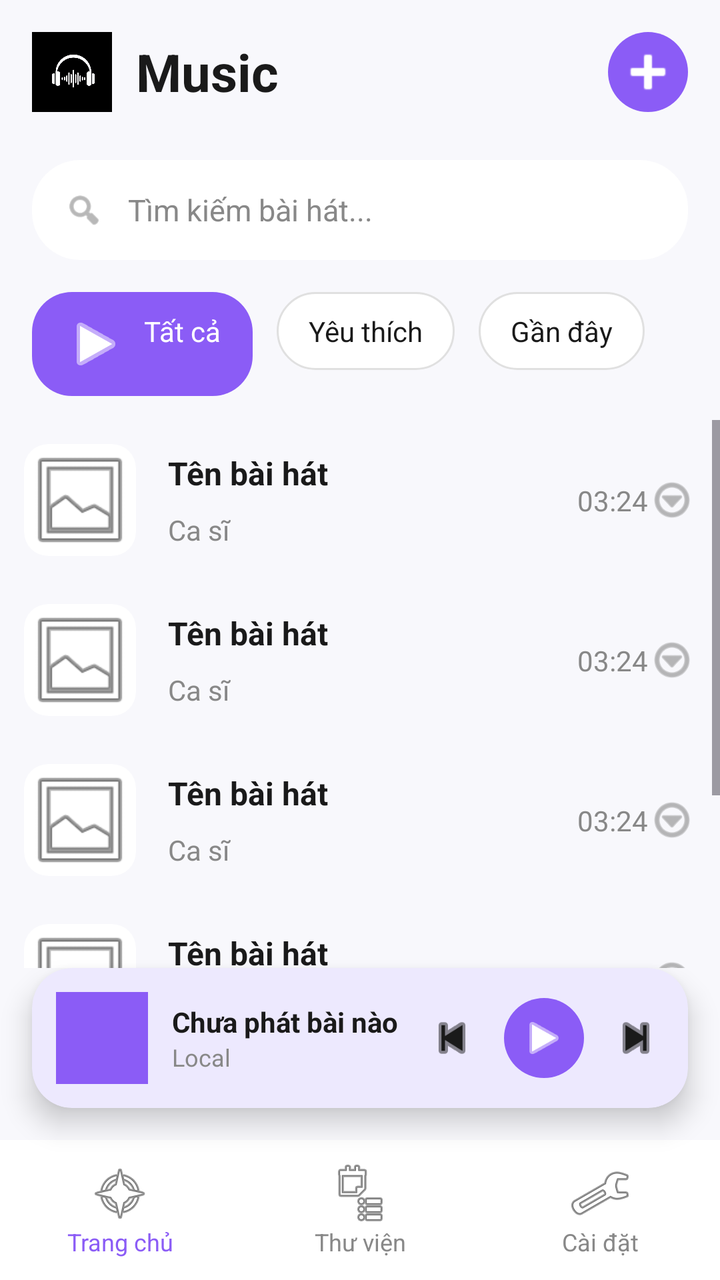
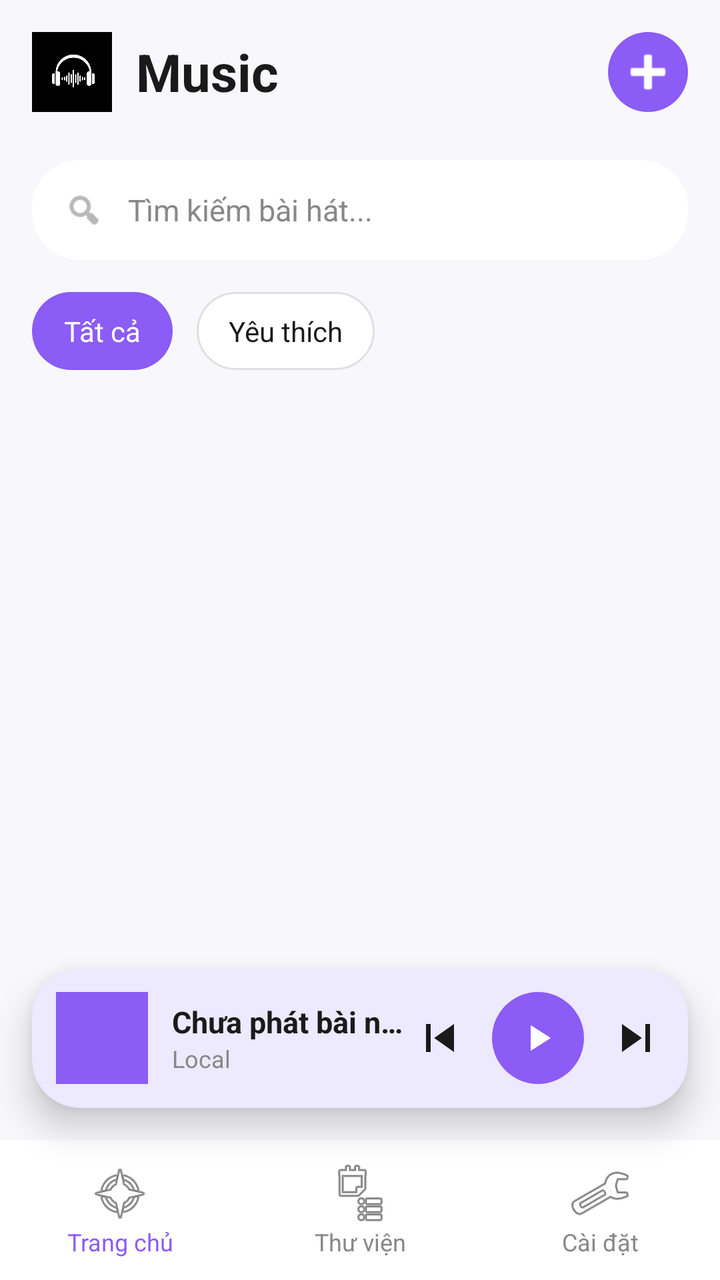

The first picture is an Android layout as it rendered before a commit; the second is the same layout after the commit. The layout source and the unified diff follow.
<!-- AndroidManifest.xml: application theme Theme.LocalMusic -->
<!-- res/layout/activity_main.xml -->
<?xml version="1.0" encoding="utf-8"?>
<androidx.constraintlayout.widget.ConstraintLayout xmlns:android="http://schemas.android.com/apk/res/android"
    xmlns:app="http://schemas.android.com/apk/res-auto"
    android:layout_width="match_parent"
    android:layout_height="match_parent"
    android:background="@color/bg_light">

    
    <LinearLayout
        android:id="@+id/headerLayout"
        android:layout_width="match_parent"
        android:layout_height="wrap_content"
        android:gravity="center_vertical"
        android:orientation="horizontal"
        android:padding="16dp"
        app:layout_constraintTop_toTopOf="parent">

        <ImageView
            android:layout_width="40dp"
            android:layout_height="40dp"
            android:src="@drawable/logo" />

        <TextView
            android:layout_width="0dp"
            android:layout_height="wrap_content"
            android:layout_marginStart="12dp"
            android:layout_weight="1"
            android:text="Music"
            android:textColor="@color/text_black"
            android:textSize="26sp"
            android:textStyle="bold" />

        
        <ImageButton
            android:id="@+id/btnAdd"
            android:layout_width="40dp"
            android:layout_height="40dp"
            android:background="@drawable/bg_button_purple"
            android:src="@android:drawable/ic_input_add"
            app:tint="@color/white" />
    </LinearLayout>

    
    <LinearLayout
        android:id="@+id/searchBar"
        android:layout_width="match_parent"
        android:layout_height="50dp"
        android:layout_marginHorizontal="16dp"
        android:layout_marginTop="8dp"
        android:background="@drawable/bg_search"
        android:gravity="center_vertical"
        android:orientation="horizontal"
        android:paddingHorizontal="16dp"
        app:layout_constraintTop_toBottomOf="@id/headerLayout">

        <ImageView
            android:layout_width="20dp"
            android:layout_height="20dp"
            android:src="@android:drawable/ic_menu_search"
            app:tint="@color/text_gray" />

        <EditText
            android:layout_width="match_parent"
            android:layout_height="match_parent"
            android:layout_marginStart="12dp"
            android:background="@null"
            android:hint="Tìm kiếm bài hát..."
            android:textColorHint="@color/text_gray"
            android:textSize="15sp" />
    </LinearLayout>

    
    <HorizontalScrollView
        android:id="@+id/categoriesLayout"
        android:layout_width="match_parent"
        android:layout_height="wrap_content"
        android:layout_marginTop="16dp"
        android:paddingHorizontal="16dp"
        android:scrollbars="none"
        app:layout_constraintTop_toBottomOf="@id/searchBar">

        <LinearLayout
            android:layout_width="wrap_content"
            android:layout_height="wrap_content"
            android:orientation="horizontal">

            <TextView
                android:layout_width="wrap_content"
                android:layout_height="wrap_content"
                android:background="@drawable/bg_category_active"
                android:drawableStart="@android:drawable/ic_media_play"
                android:drawablePadding="8dp"
                android:paddingHorizontal="16dp"
                android:paddingVertical="10dp"
                android:text="Tất cả"
                android:textColor="@color/white"
                app:drawableTint="@color/white" />

            <TextView
                android:layout_width="wrap_content"
                android:layout_height="wrap_content"
                android:layout_marginStart="12dp"
                android:background="@drawable/bg_category_inactive"
                android:paddingHorizontal="16dp"
                android:paddingVertical="10dp"
                android:text="Yêu thích"
                android:textColor="@color/text_black" />
                
            <TextView
                android:layout_width="wrap_content"
                android:layout_height="wrap_content"
                android:layout_marginStart="12dp"
                android:background="@drawable/bg_category_inactive"
                android:paddingHorizontal="16dp"
                android:paddingVertical="10dp"
                android:text="Gần đây"
                android:textColor="@color/text_black" />
        </LinearLayout>
    </HorizontalScrollView>

    
    <ScrollView
        android:layout_width="match_parent"
        android:layout_height="0dp"
        android:layout_marginTop="12dp"
        app:layout_constraintBottom_toTopOf="@+id/miniPlayer"
        app:layout_constraintTop_toBottomOf="@id/categoriesLayout">

        <LinearLayout
            android:layout_width="match_parent"
            android:layout_height="wrap_content"
            android:orientation="vertical">

            <include layout="@layout/item_song" />
            <include layout="@layout/item_song" />
            <include layout="@layout/item_song" />
            <include layout="@layout/item_song" />
            <include layout="@layout/item_song" />
        </LinearLayout>
    </ScrollView>

    
    <androidx.cardview.widget.CardView
        android:id="@+id/miniPlayer"
        android:layout_width="match_parent"
        android:layout_height="70dp"
        android:layout_marginHorizontal="16dp"
        android:layout_marginBottom="16dp"
        app:cardCornerRadius="20dp"
        app:cardElevation="8dp"
        app:cardBackgroundColor="@color/purple_light"
        app:layout_constraintBottom_toTopOf="@+id/bottomNav">

        <LinearLayout
            android:layout_width="match_parent"
            android:layout_height="match_parent"
            android:gravity="center_vertical"
            android:orientation="horizontal"
            android:padding="12dp">

            <ImageView
                android:layout_width="46dp"
                android:layout_height="46dp"
                android:background="@color/purple_primary"
                android:scaleType="centerCrop" />

            <LinearLayout
                android:layout_width="0dp"
                android:layout_height="wrap_content"
                android:layout_marginStart="12dp"
                android:layout_weight="1"
                android:orientation="vertical">

                
                <TextView
                    android:id="@+id/tvNowPlaying"
                    android:layout_width="wrap_content"
                    android:layout_height="wrap_content"
                    android:text="Chưa phát bài nào"
                    android:textColor="@color/text_black"
                    android:textStyle="bold"
                    android:maxLines="1"
                    android:ellipsize="end" />

                <TextView
                    android:layout_width="wrap_content"
                    android:layout_height="wrap_content"
                    android:text="Local"
                    android:textColor="@color/text_gray"
                    android:textSize="12sp" />
            </LinearLayout>

            
            <ImageView
                android:id="@+id/btnPrev"
                android:layout_width="28dp"
                android:layout_height="28dp"
                android:src="@android:drawable/ic_media_previous"
                app:tint="@color/text_black" />

            
            <ImageView
                android:id="@+id/btnPlayPause"
                android:layout_width="40dp"
                android:layout_height="40dp"
                android:layout_marginHorizontal="12dp"
                android:background="@drawable/bg_button_purple"
                android:padding="8dp"
                android:src="@android:drawable/ic_media_play"
                app:tint="@color/white" />

            
            <ImageView
                android:id="@+id/btnNext"
                android:layout_width="28dp"
                android:layout_height="28dp"
                android:src="@android:drawable/ic_media_next"
                app:tint="@color/text_black" />
        </LinearLayout>
    </androidx.cardview.widget.CardView>

    
    <LinearLayout
        android:id="@+id/bottomNav"
        android:layout_width="match_parent"
        android:layout_height="70dp"
        android:background="@color/white"
        android:gravity="center"
        android:orientation="horizontal"
        app:layout_constraintBottom_toBottomOf="parent">

        <TextView
            android:layout_width="0dp"
            android:layout_height="wrap_content"
            android:layout_weight="1"
            android:drawableTop="@android:drawable/ic_menu_compass"
            android:gravity="center"
            android:text="Trang chủ"
            android:textColor="@color/purple_primary"
            android:textSize="12sp" />

        <TextView
            android:layout_width="0dp"
            android:layout_height="wrap_content"
            android:layout_weight="1"
            android:drawableTop="@android:drawable/ic_menu_agenda"
            android:gravity="center"
            android:text="Thư viện"
            android:textColor="@color/text_gray"
            android:textSize="12sp" />

        <TextView
            android:layout_width="0dp"
            android:layout_height="wrap_content"
            android:layout_weight="1"
            android:drawableTop="@android:drawable/ic_menu_manage"
            android:gravity="center"
            android:text="Cài đặt"
            android:textColor="@color/text_gray"
            android:textSize="12sp" />
    </LinearLayout>

</androidx.constraintlayout.widget.ConstraintLayout>
<!-- res/layout/item_song.xml (included above) -->
<?xml version="1.0" encoding="utf-8"?>
<androidx.constraintlayout.widget.ConstraintLayout xmlns:android="http://schemas.android.com/apk/res/android"
    xmlns:app="http://schemas.android.com/apk/res-auto"
    android:layout_width="match_parent"
    android:layout_height="wrap_content"
    android:padding="12dp"
    android:background="?attr/selectableItemBackground">

    
    <androidx.cardview.widget.CardView
        android:id="@+id/cardCover"
        android:layout_width="56dp"
        android:layout_height="56dp"
        app:cardCornerRadius="12dp"
        app:cardElevation="0dp"
        app:layout_constraintBottom_toBottomOf="parent"
        app:layout_constraintStart_toStartOf="parent"
        app:layout_constraintTop_toTopOf="parent">

        <ImageView
            android:id="@+id/imgCover"
            android:layout_width="match_parent"
            android:layout_height="match_parent"
            android:scaleType="centerCrop"
            android:src="@android:drawable/ic_menu_gallery" />
    </androidx.cardview.widget.CardView>

    
    <TextView
        android:id="@+id/tvTitle"
        android:layout_width="0dp"
        android:layout_height="wrap_content"
        android:layout_marginStart="16dp"
        android:layout_marginEnd="8dp"
        android:text="Tên bài hát"
        android:textColor="@color/text_black"
        android:textSize="16sp"
        android:textStyle="bold"
        app:layout_constraintBottom_toTopOf="@+id/tvArtist"
        app:layout_constraintEnd_toStartOf="@+id/tvDuration"
        app:layout_constraintStart_toEndOf="@+id/cardCover"
        app:layout_constraintTop_toTopOf="@+id/cardCover" />

    
    <TextView
        android:id="@+id/tvArtist"
        android:layout_width="0dp"
        android:layout_height="wrap_content"
        android:layout_marginTop="4dp"
        android:text="Ca sĩ"
        android:textColor="@color/text_gray"
        android:textSize="14sp"
        app:layout_constraintBottom_toBottomOf="@+id/cardCover"
        app:layout_constraintEnd_toEndOf="@+id/tvTitle"
        app:layout_constraintStart_toStartOf="@+id/tvTitle"
        app:layout_constraintTop_toBottomOf="@+id/tvTitle" />

    
    <TextView
        android:id="@+id/tvDuration"
        android:layout_width="wrap_content"
        android:layout_height="wrap_content"
        android:text="03:24"
        android:textColor="@color/text_gray"
        android:textSize="14sp"
        app:layout_constraintBottom_toBottomOf="parent"
        app:layout_constraintEnd_toStartOf="@+id/btnMenu"
        app:layout_constraintTop_toTopOf="parent" />

    
    <ImageView
        android:id="@+id/btnMenu"
        android:layout_width="24dp"
        android:layout_height="24dp"
        android:src="@android:drawable/ic_menu_more"
        app:layout_constraintBottom_toBottomOf="parent"
        app:layout_constraintEnd_toEndOf="parent"
        app:layout_constraintTop_toTopOf="parent"
        app:tint="@color/text_gray" />

</androidx.constraintlayout.widget.ConstraintLayout>
<!-- resources referenced by this layout -->
<resources>
  <color name="bg_light">#F8F8FC</color>
  <color name="purple_light">#EDE9FE</color>
  <color name="purple_primary">#8B5CF6</color>
  <color name="text_black">#1A1A1A</color>
  <color name="text_gray">#888888</color>
  <color name="white">#FFFFFF</color>
  <!-- drawable bg_button_purple (drawable) -->
  <shape xmlns:android="http://schemas.android.com/apk/res/android" android:shape="oval">
      <solid android:color="@color/purple_primary" />
  </shape>
  <!-- drawable bg_category_active (drawable) -->
  <shape xmlns:android="http://schemas.android.com/apk/res/android">
      <solid android:color="@color/purple_primary" />
      <corners android:radius="20dp" />
  </shape>
  <!-- drawable bg_category_inactive (drawable) -->
  <shape xmlns:android="http://schemas.android.com/apk/res/android">
      <solid android:color="@color/white" />
      <corners android:radius="20dp" />
      <stroke android:width="1dp" android:color="#E0E0E0" /> 
  </shape>
  <!-- drawable bg_search (drawable) -->
  <shape xmlns:android="http://schemas.android.com/apk/res/android">
      <solid android:color="@color/white" />
      <corners android:radius="24dp" />
  </shape>
  <!-- drawable logo: png bitmap (drawable, 12334 bytes) -->
  <style name="Theme.LocalMusic" parent="Theme.Material3.Light.NoActionBar">
          <item name="android:statusBarColor">@color/white</item>
          <item name="android:windowLightStatusBar">true</item> 
          <item name="android:windowSplashScreenBackground">#000000</item>
          <item name="android:windowSplashScreenAnimatedIcon">@drawable/logo</item>
      </style>
</resources>

<!-- the commit's change to res/layout/activity_main.xml (unified diff, before → after) -->
@@ -30,7 +30,6 @@
             android:textSize="26sp"
             android:textStyle="bold" />
 
-        
         <ImageButton
             android:id="@+id/btnAdd"
             android:layout_width="40dp"
@@ -88,13 +87,10 @@
                 android:layout_width="wrap_content"
                 android:layout_height="wrap_content"
                 android:background="@drawable/bg_category_active"
-                android:drawableStart="@android:drawable/ic_media_play"
-                android:drawablePadding="8dp"
                 android:paddingHorizontal="16dp"
                 android:paddingVertical="10dp"
                 android:text="Tất cả"
-                android:textColor="@color/white"
-                app:drawableTint="@color/white" />
+                android:textColor="@color/white" />
 
             <TextView
                 android:layout_width="wrap_content"
@@ -105,39 +101,17 @@
                 android:paddingVertical="10dp"
                 android:text="Yêu thích"
                 android:textColor="@color/text_black" />
-                
-            <TextView
-                android:layout_width="wrap_content"
-                android:layout_height="wrap_content"
-                android:layout_marginStart="12dp"
-                android:background="@drawable/bg_category_inactive"
-                android:paddingHorizontal="16dp"
-                android:paddingVertical="10dp"
-                android:text="Gần đây"
-                android:textColor="@color/text_black" />
         </LinearLayout>
     </HorizontalScrollView>
 
     
-    <ScrollView
+    <androidx.recyclerview.widget.RecyclerView
+        android:id="@+id/recyclerView"
         android:layout_width="match_parent"
         android:layout_height="0dp"
         android:layout_marginTop="12dp"
         app:layout_constraintBottom_toTopOf="@+id/miniPlayer"
-        app:layout_constraintTop_toBottomOf="@id/categoriesLayout">
-
-        <LinearLayout
-            android:layout_width="match_parent"
-            android:layout_height="wrap_content"
-            android:orientation="vertical">
-
-            <include layout="@layout/item_song" />
-            <include layout="@layout/item_song" />
-            <include layout="@layout/item_song" />
-            <include layout="@layout/item_song" />
-            <include layout="@layout/item_song" />
-        </LinearLayout>
-    </ScrollView>
+        app:layout_constraintTop_toBottomOf="@id/categoriesLayout" />
 
     
     <androidx.cardview.widget.CardView
@@ -146,8 +120,8 @@
         android:layout_height="70dp"
         android:layout_marginHorizontal="16dp"
         android:layout_marginBottom="16dp"
-        app:cardCornerRadius="20dp"
-        app:cardElevation="8dp"
+        app:cardCornerRadius="24dp"
+        app:cardElevation="10dp"
         app:cardBackgroundColor="@color/purple_light"
         app:layout_constraintBottom_toTopOf="@+id/bottomNav">
 
@@ -171,13 +145,13 @@
                 android:layout_weight="1"
                 android:orientation="vertical">
 
-                
                 <TextView
                     android:id="@+id/tvNowPlaying"
                     android:layout_width="wrap_content"
                     android:layout_height="wrap_content"
                     android:text="Chưa phát bài nào"
                     android:textColor="@color/text_black"
+                    android:textSize="15sp"
                     android:textStyle="bold"
                     android:maxLines="1"
                     android:ellipsize="end" />
@@ -195,26 +169,24 @@
                 android:id="@+id/btnPrev"
                 android:layout_width="28dp"
                 android:layout_height="28dp"
-                android:src="@android:drawable/ic_media_previous"
+                android:src="@drawable/ic_prev"
                 app:tint="@color/text_black" />
 
-            
             <ImageView
                 android:id="@+id/btnPlayPause"
-                android:layout_width="40dp"
-                android:layout_height="40dp"
+                android:layout_width="46dp"
+                android:layout_height="46dp"
                 android:layout_marginHorizontal="12dp"
                 android:background="@drawable/bg_button_purple"
-                android:padding="8dp"
-                android:src="@android:drawable/ic_media_play"
+                android:padding="12dp"
+                android:src="@drawable/ic_play"
                 app:tint="@color/white" />
 
-            
             <ImageView
                 android:id="@+id/btnNext"
                 android:layout_width="28dp"
                 android:layout_height="28dp"
-                android:src="@android:drawable/ic_media_next"
+                android:src="@drawable/ic_next"
                 app:tint="@color/text_black" />
         </LinearLayout>
     </androidx.cardview.widget.CardView>
@@ -261,85 +233,3 @@
     </LinearLayout>
 
 </androidx.constraintlayout.widget.ConstraintLayout>
-<!-- res/layout/item_song.xml (included above) -->
-<?xml version="1.0" encoding="utf-8"?>
-<androidx.constraintlayout.widget.ConstraintLayout xmlns:android="http://schemas.android.com/apk/res/android"
-    xmlns:app="http://schemas.android.com/apk/res-auto"
-    android:layout_width="match_parent"
-    android:layout_height="wrap_content"
-    android:padding="12dp"
-    android:background="?attr/selectableItemBackground">
-
-    
-    <androidx.cardview.widget.CardView
-        android:id="@+id/cardCover"
-        android:layout_width="56dp"
-        android:layout_height="56dp"
-        app:cardCornerRadius="12dp"
-        app:cardElevation="0dp"
-        app:layout_constraintBottom_toBottomOf="parent"
-        app:layout_constraintStart_toStartOf="parent"
-        app:layout_constraintTop_toTopOf="parent">
-
-        <ImageView
-            android:id="@+id/imgCover"
-            android:layout_width="match_parent"
-            android:layout_height="match_parent"
-            android:scaleType="centerCrop"
-            android:src="@android:drawable/ic_menu_gallery" />
-    </androidx.cardview.widget.CardView>
-
-    
-    <TextView
-        android:id="@+id/tvTitle"
-        android:layout_width="0dp"
-        android:layout_height="wrap_content"
-        android:layout_marginStart="16dp"
-        android:layout_marginEnd="8dp"
-        android:text="Tên bài hát"
-        android:textColor="@color/text_black"
-        android:textSize="16sp"
-        android:textStyle="bold"
-        app:layout_constraintBottom_toTopOf="@+id/tvArtist"
-        app:layout_constraintEnd_toStartOf="@+id/tvDuration"
-        app:layout_constraintStart_toEndOf="@+id/cardCover"
-        app:layout_constraintTop_toTopOf="@+id/cardCover" />
-
-    
-    <TextView
-        android:id="@+id/tvArtist"
-        android:layout_width="0dp"
-        android:layout_height="wrap_content"
-        android:layout_marginTop="4dp"
-        android:text="Ca sĩ"
-        android:textColor="@color/text_gray"
-        android:textSize="14sp"
-        app:layout_constraintBottom_toBottomOf="@+id/cardCover"
-        app:layout_constraintEnd_toEndOf="@+id/tvTitle"
-        app:layout_constraintStart_toStartOf="@+id/tvTitle"
-        app:layout_constraintTop_toBottomOf="@+id/tvTitle" />
-
-    
-    <TextView
-        android:id="@+id/tvDuration"
-        android:layout_width="wrap_content"
-        android:layout_height="wrap_content"
-        android:text="03:24"
-        android:textColor="@color/text_gray"
-        android:textSize="14sp"
-        app:layout_constraintBottom_toBottomOf="parent"
-        app:layout_constraintEnd_toStartOf="@+id/btnMenu"
-        app:layout_constraintTop_toTopOf="parent" />
-
-    
-    <ImageView
-        android:id="@+id/btnMenu"
-        android:layout_width="24dp"
-        android:layout_height="24dp"
-        android:src="@android:drawable/ic_menu_more"
-        app:layout_constraintBottom_toBottomOf="parent"
-        app:layout_constraintEnd_toEndOf="parent"
-        app:layout_constraintTop_toTopOf="parent"
-        app:tint="@color/text_gray" />
-
-</androidx.constraintlayout.widget.ConstraintLayout>
<!-- resource entries referenced after the edit -->
@@ -26,6 +26,24 @@
       <solid android:color="@color/white" />
       <corners android:radius="24dp" />
   </shape>
+  <!-- drawable ic_next (drawable) -->
+  <vector xmlns:android="http://schemas.android.com/apk/res/android"
+      android:width="24dp" android:height="24dp"
+      android:viewportWidth="24" android:viewportHeight="24">
+    <path android:fillColor="@android:color/black" android:pathData="M6,18l8.5,-6L6,6v12zM16,6v12h2V6h-2z"/>
+  </vector>
+  <!-- drawable ic_play (drawable) -->
+  <vector xmlns:android="http://schemas.android.com/apk/res/android"
+      android:width="24dp" android:height="24dp"
+      android:viewportWidth="24" android:viewportHeight="24">
+    <path android:fillColor="@android:color/white" android:pathData="M8,5v14l11,-7z"/>
+  </vector>
+  <!-- drawable ic_prev (drawable) -->
+  <vector xmlns:android="http://schemas.android.com/apk/res/android"
+      android:width="24dp" android:height="24dp"
+      android:viewportWidth="24" android:viewportHeight="24">
+    <path android:fillColor="@android:color/black" android:pathData="M6,6h2v12H6zM9.5,12l8.5,6V6z"/>
+  </vector>
   <!-- drawable logo: png bitmap (drawable, 12334 bytes) -->
   <style name="Theme.LocalMusic" parent="Theme.Material3.Light.NoActionBar">
           <item name="android:statusBarColor">@color/white</item>
